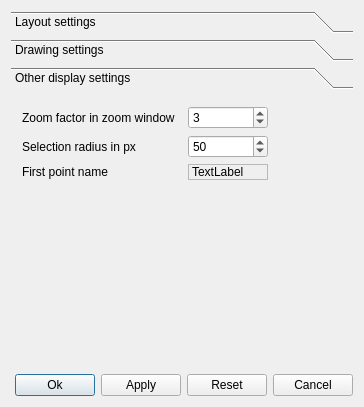
Old version of the form src/saisieQT/Settings.ui in the repository micmacIGN/micmac.
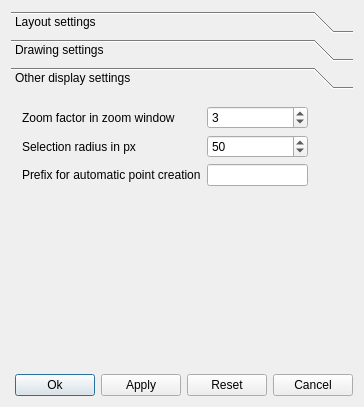
New version of the form. The open tabs and pages were chosen to show the change. Icons and pictures are not drawn.

```diff
--- a/src/saisieQT/Settings.ui
+++ b/src/saisieQT/Settings.ui
@@ -264,8 +264,8 @@
        <rect>
         <x>0</x>
         <y>0</y>
-        <width>294</width>
-        <height>103</height>
+        <width>346</width>
+        <height>271</height>
        </rect>
       </property>
       <attribute name="label">
@@ -282,33 +282,6 @@
           </widget>
          </item>
          <item row="1" column="2">
-          <spacer name="horizontalSpacer_4">
-           <property name="orientation">
-            <enum>Qt::Horizontal</enum>
-           </property>
-           <property name="sizeHint" stdset="0">
-            <size>
-             <width>40</width>
-             <height>20</height>
-            </size>
-           </property>
-          </spacer>
-         </item>
-         <item row="2" column="0">
-          <widget class="QLabel" name="label_prefix">
-           <property name="text">
-            <string>First point name</string>
-           </property>
-          </widget>
-         </item>
-         <item row="0" column="0">
-          <widget class="QLabel" name="zoomLabel">
-           <property name="text">
-            <string>Zoom factor in zoom window  </string>
-           </property>
-          </widget>
-         </item>
-         <item row="1" column="1">
           <widget class="QSpinBox" name="RadiusSpinBox">
            <property name="minimum">
             <number>1</number>
@@ -324,26 +297,7 @@
            </property>
           </widget>
          </item>
-         <item row="2" column="1">
-          <widget class="QLabel" name="PrefixTextEdit">
-           <property name="minimumSize">
-            <size>
-             <width>80</width>
-             <height>0</height>
-            </size>
-           </property>
-           <property name="frameShape">
-            <enum>QFrame::StyledPanel</enum>
-           </property>
-           <property name="text">
-            <string>TextLabel</string>
-           </property>
-           <property name="textInteractionFlags">
-            <set>Qt::LinksAccessibleByKeyboard|Qt::LinksAccessibleByMouse|Qt::TextBrowserInteraction|Qt::TextEditable|Qt::TextEditorInteraction|Qt::TextSelectableByKeyboard|Qt::TextSelectableByMouse</set>
-           </property>
-          </widget>
-         </item>
-         <item row="0" column="1">
+         <item row="0" column="2">
           <widget class="QSpinBox" name="zoomWin_spinBox">
            <property name="minimum">
             <number>1</number>
@@ -356,6 +310,48 @@
            </property>
           </widget>
          </item>
+         <item row="1" column="3">
+          <spacer name="horizontalSpacer_4">
+           <property name="orientation">
+            <enum>Qt::Horizontal</enum>
+           </property>
+           <property name="sizeHint" stdset="0">
+            <size>
+             <width>40</width>
+             <height>20</height>
+            </size>
+           </property>
+          </spacer>
+         </item>
+         <item row="0" column="0">
+          <widget class="QLabel" name="zoomLabel">
+           <property name="text">
+            <string>Zoom factor in zoom window  </string>
+           </property>
+          </widget>
+         </item>
+         <item row="2" column="0">
+          <widget class="QLabel" name="label_prefix">
+           <property name="sizePolicy">
+            <sizepolicy hsizetype="Preferred" vsizetype="Fixed">
+             <horstretch>0</horstretch>
+             <verstretch>0</verstretch>
+            </sizepolicy>
+           </property>
+           <property name="baseSize">
+            <size>
+             <width>0</width>
+             <height>30</height>
+            </size>
+           </property>
+           <property name="text">
+            <string>Prefix for automatic point creation</string>
+           </property>
+          </widget>
+         </item>
+         <item row="2" column="2">
+          <widget class="QLineEdit" name="PrefixTextEdit"/>
+         </item>
         </layout>
        </item>
        <item>
```
Left out of the diff: 18 changed lines with no effect on the pictures.
